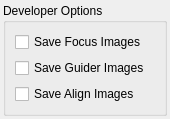
Before: the Qt Designer form kstars/options/opsdeveloper.ui in KDE/kstars, drawn with Qt 5.
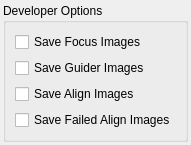
After: the same form once the commit is applied.

Commit message: Add option to auto-save failed align images.

```diff
--- a/kstars/options/opsdeveloper.ui
+++ b/kstars/options/opsdeveloper.ui
@@ -64,6 +64,16 @@
           </property>
          </widget>
         </item>
+        <item row="3" column="0">
+         <widget class="QCheckBox" name="kcfg_SaveFailedAlignImages">
+          <property name="toolTip">
+           <string>&lt;html&gt;&lt;head/&gt;&lt;body&gt;&lt;p&gt;Save Align images where align failed. Only enable to troubleshoot align by examining frames. This can consume some extra storage space.&lt;/p&gt;&lt;/body&gt;&lt;/html&gt;</string>
+          </property>
+          <property name="text">
+           <string>Save Failed Align Images</string>
+          </property>
+         </widget>
+        </item>
        </layout>
       </widget>
      </item>
```
The commit also changes 2 other files.
